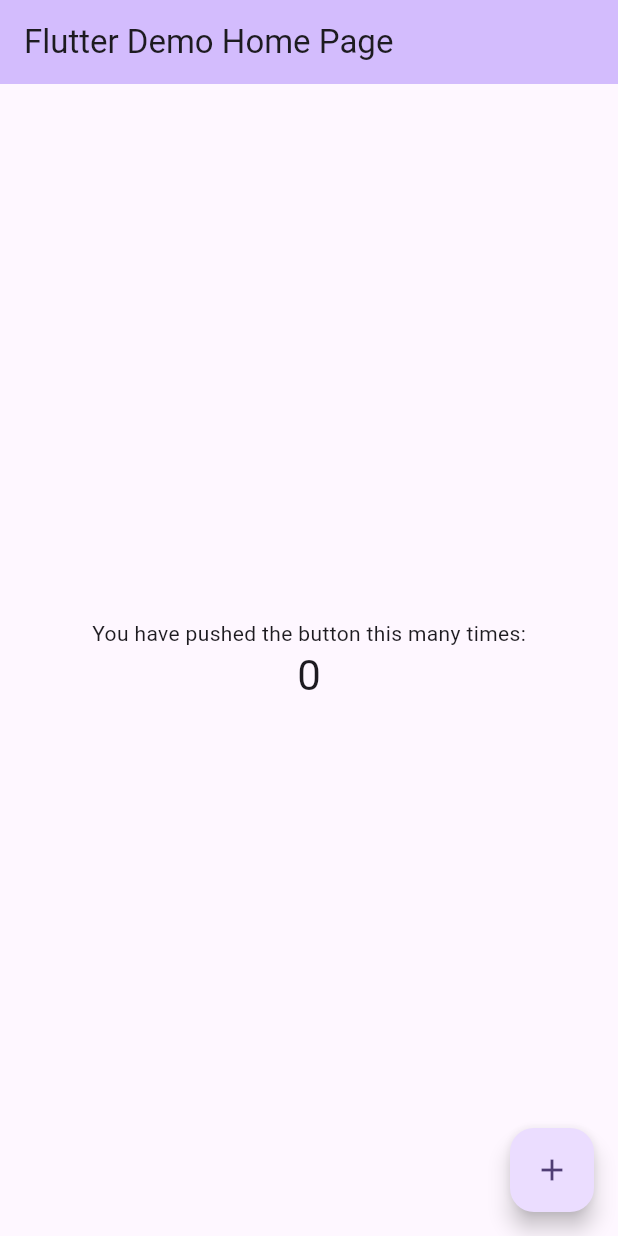
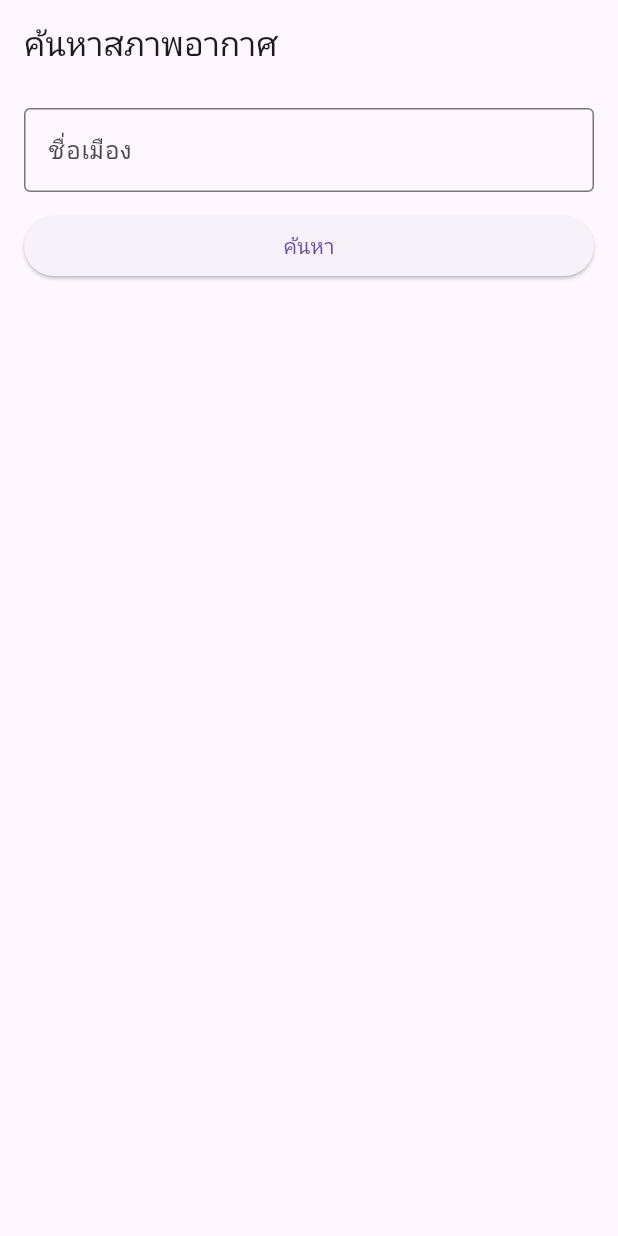
Before and after one commit to Kunagkone/API_LAB037, a Flutter app: the screen it shows after launch, on a phone screen of 412 x 824 dp. Run offline on Flutter 3.47's test engine with Material 3 defaults, Android fonts, the phone set to English and light mode, and no system bars.

Commit message:
add WeatherSearchPage with weather fetching functionality and error handling

```diff
--- a/week6_api_lab/lib/main.dart
+++ b/week6_api_lab/lib/main.dart
@@ -1,4 +1,5 @@
 import 'package:flutter/material.dart';
+import 'screens/weather_search_page.dart';
 
 void main() {
   runApp(const MyApp());
@@ -7,116 +8,11 @@ void main() {
 class MyApp extends StatelessWidget {
   const MyApp({super.key});
 
-  // This widget is the root of your application.
   @override
   Widget build(BuildContext context) {
-    return MaterialApp(
-      title: 'Flutter Demo',
-      theme: ThemeData(
-        // This is the theme of your application.
-        //
-        // TRY THIS: Try running your application with "flutter run". You'll see
-        // the application has a purple toolbar. Then, without quitting the app,
-        // try changing the seedColor in the colorScheme below to Colors.green
-        // and then invoke "hot reload" (save your changes or press the "hot
-        // reload" button in a Flutter-supported IDE, or press "r" if you used
-        // the command line to start the app).
-        //
-        // Notice that the counter didn't reset back to zero; the application
-        // state is not lost during the reload. To reset the state, use hot
-        // restart instead.
-        //
-        // This works for code too, not just values: Most code changes can be
-        // tested with just a hot reload.
-        colorScheme: .fromSeed(seedColor: Colors.deepPurple),
-      ),
-      home: const MyHomePage(title: 'Flutter Demo Home Page'),
+    return const MaterialApp(
+      debugShowCheckedModeBanner: false,
+      home: WeatherSearchPage(),
     );
   }
 }
-
-class MyHomePage extends StatefulWidget {
-  const MyHomePage({super.key, required this.title});
-
-  // This widget is the home page of your application. It is stateful, meaning
-  // that it has a State object (defined below) that contains fields that affect
-  // how it looks.
-
-  // This class is the configuration for the state. It holds the values (in this
-  // case the title) provided by the parent (in this case the App widget) and
-  // used by the build method of the State. Fields in a Widget subclass are
-  // always marked "final".
-
-  final String title;
-
-  @override
-  State<MyHomePage> createState() => _MyHomePageState();
-}
-
-class _MyHomePageState extends State<MyHomePage> {
-  int _counter = 0;
-
-  void _incrementCounter() {
-    setState(() {
-      // This call to setState tells the Flutter framework that something has
-      // changed in this State, which causes it to rerun the build method below
-      // so that the display can reflect the updated values. If we changed
-      // _counter without calling setState(), then the build method would not be
-      // called again, and so nothing would appear to happen.
-      _counter++;
-    });
-  }
-
-  @override
-  Widget build(BuildContext context) {
-    // This method is rerun every time setState is called, for instance as done
-    // by the _incrementCounter method above.
-    //
-    // The Flutter framework has been optimized to make rerunning build methods
-    // fast, so that you can just rebuild anything that needs updating rather
-    // than having to individually change instances of widgets.
-    return Scaffold(
-      appBar: AppBar(
-        // TRY THIS: Try changing the color here to a specific color (to
-        // Colors.amber, perhaps?) and trigger a hot reload to see the AppBar
-        // change color while the other colors stay the same.
-        backgroundColor: Theme.of(context).colorScheme.inversePrimary,
-        // Here we take the value from the MyHomePage object that was created by
-        // the App.build method, and use it to set our appbar title.
-        title: Text(widget.title),
-      ),
-      body: Center(
-        // Center is a layout widget. It takes a single child and positions it
-        // in the middle of the parent.
-        child: Column(
-          // Column is also a layout widget. It takes a list of children and
-          // arranges them vertically. By default, it sizes itself to fit its
-          // children horizontally, and tries to be as tall as its parent.
-          //
-          // Column has various properties to control how it sizes itself and
-          // how it positions its children. Here we use mainAxisAlignment to
-          // center the children vertically; the main axis here is the vertical
-          // axis because Columns are vertical (the cross axis would be
-          // horizontal).
-          //
-          // TRY THIS: Invoke "debug painting" (choose the "Toggle Debug Paint"
-          // action in the IDE, or press "p" in the console), to see the
-          // wireframe for each widget.
-          mainAxisAlignment: .center,
-          children: [
-            const Text('You have pushed the button this many times:'),
-            Text(
-              '$_counter',
-              style: Theme.of(context).textTheme.headlineMedium,
-            ),
-          ],
-        ),
-      ),
-      floatingActionButton: FloatingActionButton(
-        onPressed: _incrementCounter,
-        tooltip: 'Increment',
-        child: const Icon(Icons.add),
-      ),
-    );
-  }
-}
--- /dev/null
+++ b/week6_api_lab/lib/screens/weather_search_page.dart
@@ -0,0 +1,99 @@
+import 'package:flutter/material.dart';
+import '../models/weather.dart';
+import '../services/weather_service.dart';
+
+enum _ViewStatus { idle, loading, success, error }
+
+class WeatherSearchPage extends StatefulWidget {
+  const WeatherSearchPage({super.key});
+
+  @override
+  State<WeatherSearchPage> createState() => _WeatherSearchPageState();
+}
+
+class _WeatherSearchPageState extends State<WeatherSearchPage> {
+  final _weatherService = WeatherService();
+  final _cityController = TextEditingController();
+
+  _ViewStatus _status = _ViewStatus.idle;
+  Weather? _weather;
+  String? _errorMessage;
+
+  Future<void> _search() async {
+    setState(() {
+      _status = _ViewStatus.loading;
+      _errorMessage = null;
+    });
+
+    try {
+      final weather = await _weatherService.fetchWeather(_cityController.text.trim());
+      setState(() {
+        _weather = weather;
+        _status = _ViewStatus.success;
+      });
+    } catch (e) {
+      // ✅ แก้ไขจุดที่ 1: เปลี่ยนสถานะเป็น error และเก็บข้อความแจ้งเตือนภาษาไทย
+      setState(() {
+        _status = _ViewStatus.error;
+        _errorMessage = e.toString().replaceAll('Exception: ', '');
+      });
+    }
+  }
+
+  @override
+  Widget build(BuildContext context) {
+    return Scaffold(
+      appBar: AppBar(title: const Text('ค้นหาสภาพอากาศ')),
+      body: Padding(
+        padding: const EdgeInsets.all(16),
+        child: Column(
+          crossAxisAlignment: CrossAxisAlignment.stretch,
+          children: [
+            TextField(
+              controller: _cityController,
+              decoration: const InputDecoration(
+                labelText: 'ชื่อเมือง',
+                border: OutlineInputBorder(),
+              ),
+            ),
+            const SizedBox(height: 12),
+            ElevatedButton(
+              onPressed: _status == _ViewStatus.loading ? null : _search,
+              child: const Text('ค้นหา'),
+            ),
+            const SizedBox(height: 16),
+
+            // สถานะกำลังโหลด
+            if (_status == _ViewStatus.loading)
+              const Center(child: CircularProgressIndicator()),
+
+            // สถานะสำเร็จ
+            if (_status == _ViewStatus.success && _weather != null) ...[
+              Text(
+                '${_weather!.cityName}: ${_weather!.temperature}°C',
+                style: const TextStyle(fontSize: 20, fontWeight: FontWeight.bold),
+              ),
+              Text('รู้สึกเหมือน: ${_weather!.feelsLike}°C'),
+              Text(_weather!.description),
+            ],
+
+            // ✅ แก้ไขจุดที่ 2: เพิ่ม UI สำหรับแสดงสถานะ Error ด้วยข้อความสีแดง
+            if (_status == _ViewStatus.error && _errorMessage != null)
+              Container(
+                padding: const EdgeInsets.all(12),
+                decoration: BoxDecoration(
+                  color: Colors.red.shade50,
+                  borderRadius: BorderRadius.circular(8),
+                ),
+                child: Text(
+                  _errorMessage!,
+                  style: const TextStyle(color: Colors.red, fontSize: 16),
+                  textAlign: TextAlign.center,
+                ),
+              ),
+          ],
+        ),
+      ),
+    );
+  }
+}
```
